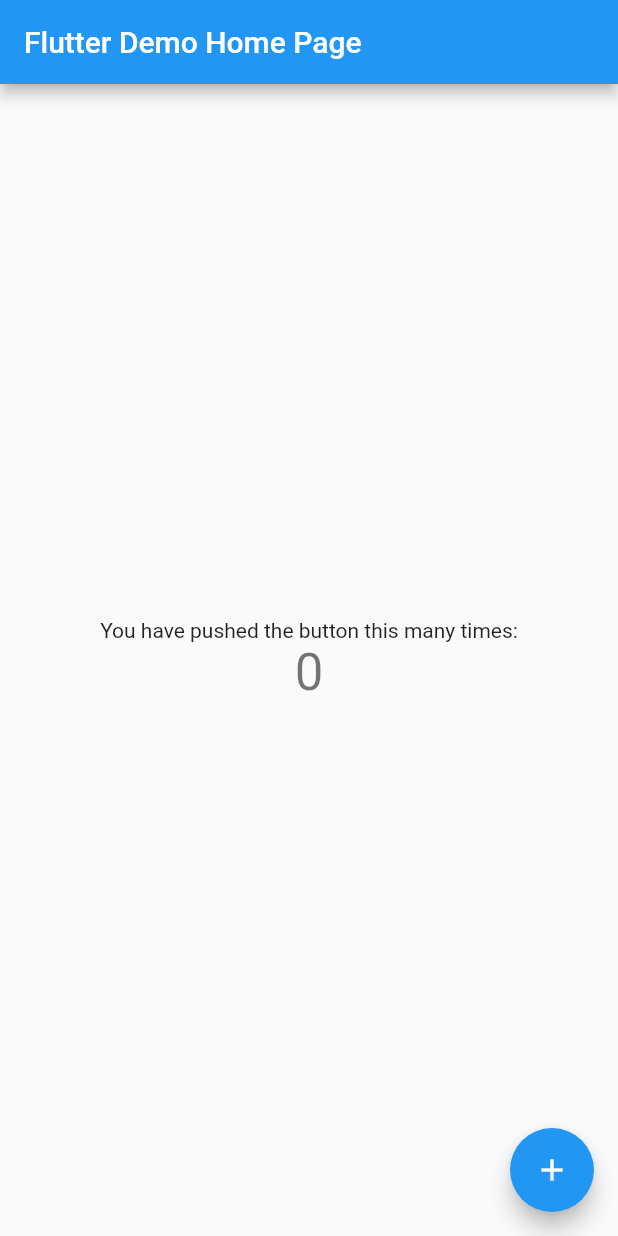
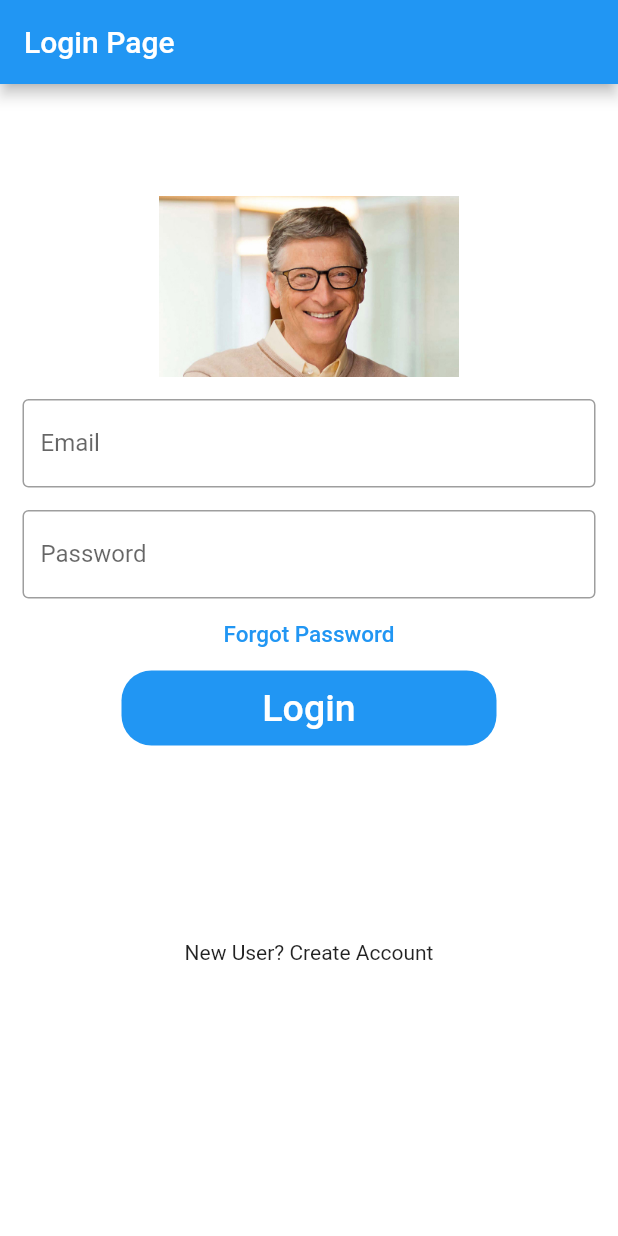
Before and after one commit to IvanIsCoding/Farmaci.ai, a Flutter app: the screen it shows after launch, on a phone screen of 412 x 824 dp. Run offline on Flutter 3.47's test engine with Material 2 defaults, Android fonts, the phone set to English and light mode, and no system bars.

```diff
--- /dev/null
+++ b/lib/login.dart
@@ -0,0 +1,99 @@
+import 'package:flutter/material.dart';
+import './mainpage.dart';
+
+class LoginStateful extends StatelessWidget {
+  @override
+  Widget build(BuildContext context) {
+    return MaterialApp(
+      debugShowCheckedModeBanner: false,
+      home: LoginDemo(),
+    );
+  }
+}
+
+class LoginDemo extends StatefulWidget {
+  @override
+  _LoginDemoState createState() => _LoginDemoState();
+}
+
+class _LoginDemoState extends State<LoginDemo> {
+  @override
+  Widget build(BuildContext context) {
+    return Scaffold(
+      backgroundColor: Colors.white,
+      appBar: AppBar(
+        title: Text("Login Page"),
+      ),
+      body: SingleChildScrollView(
+        child: Column(
+          children: <Widget>[
+            Padding(
+              padding: const EdgeInsets.only(top: 60.0),
+              child: Center(
+                child: Container(
+                    width: 200,
+                    height: 150,
+                    /*decoration: BoxDecoration(
+                        color: Colors.red,
+                        borderRadius: BorderRadius.circular(50.0)),*/
+                    child: Image.asset('asset/images/logo.jpg')),
+              ),
+            ),
+            Padding(
+              //padding: const EdgeInsets.only(left:15.0,right: 15.0,top:0,bottom: 0),
+              padding: EdgeInsets.symmetric(horizontal: 15),
+              child: TextField(
+                decoration: InputDecoration(
+                    border: OutlineInputBorder(),
+                    labelText: 'Email',
+                    hintText: 'Enter valid email id as abc@gmail.com'),
+              ),
+            ),
+            Padding(
+              padding: const EdgeInsets.only(
+                  left: 15.0, right: 15.0, top: 15, bottom: 0),
+              //padding: EdgeInsets.symmetric(horizontal: 15),
+              child: TextField(
+
+                obscureText: true,
+                decoration: InputDecoration(
+                    border: OutlineInputBorder(),
+                    labelText: 'Password',
+                    hintText: 'Enter secure password'),
+              ),
+            ),
+            FlatButton(
+              onPressed: (){
+                //TODO FORGOT PASSWORD SCREEN GOES HERE
+              },
+              child: Text(
+                'Forgot Password',
+                style: TextStyle(color: Colors.blue, fontSize: 15),
+              ),
+            ),
+            Container(
+              height: 50,
+              width: 250,
+              decoration: BoxDecoration(
+                  color: Colors.blue, borderRadius: BorderRadius.circular(20)),
+              child: FlatButton(
+                onPressed: () {
+                  Navigator.push(
+                      context, MaterialPageRoute(builder: (_) => MainPage()));
+                },
+                child: Text(
+                  'Login',
+                  style: TextStyle(color: Colors.white, fontSize: 25),
+                ),
+              ),
+            ),
+            SizedBox(
+              height: 130,
+            ),
+            Text('New User? Create Account')
+          ],
+        ),
+      ),
+    );
+  }
+}
--- a/lib/main.dart
+++ b/lib/main.dart
@@ -1,117 +1,74 @@
 import 'package:flutter/material.dart';
-
-void main() {
-  runApp(MyApp());
-}
-
+//import './mainpage.dart';
+import './login.dart';
+void main() => runApp(MyApp());
 class MyApp extends StatelessWidget {
-  // This widget is the root of your application.
   @override
   Widget build(BuildContext context) {
     return MaterialApp(
-      title: 'Flutter Demo',
-      theme: ThemeData(
-        // This is the theme of your application.
-        //
-        // Try running your application with "flutter run". You'll see the
-        // application has a blue toolbar. Then, without quitting the app, try
-        // changing the primarySwatch below to Colors.green and then invoke
-        // "hot reload" (press "r" in the console where you ran "flutter run",
-        // or simply save your changes to "hot reload" in a Flutter IDE).
-        // Notice that the counter didn't reset back to zero; the application
-        // is not restarted.
-        primarySwatch: Colors.blue,
-        // This makes the visual density adapt to the platform that you run
-        // the app on. For desktop platforms, the controls will be smaller and
-        // closer together (more dense) than on mobile platforms.
-        visualDensity: VisualDensity.adaptivePlatformDensity,
-      ),
-      home: MyHomePage(title: 'Flutter Demo Home Page'),
+      title: 'Flutter Navigation',
+      home: LoginStateful(),
     );
   }
 }
 
-class MyHomePage extends StatefulWidget {
-  MyHomePage({Key key, this.title}) : super(key: key);
+/*import 'package:flutter/material.dart';
+import './login.dart';
 
-  // This widget is the home page of your application. It is stateful, meaning
-  // that it has a State object (defined below) that contains fields that affect
-  // how it looks.
+void main() => runApp(MyApp());
 
-  // This class is the configuration for the state. It holds the values (in this
-  // case the title) provided by the parent (in this case the App widget) and
-  // used by the build method of the State. Fields in a Widget subclass are
-  // always marked "final".
+class MyApp extends StatelessWidget {
 
-  final String title;
+  void loginScreen() {
+    return
+  }
 
-  @override
-  _MyHomePageState createState() => _MyHomePageState();
-}
-
-class _MyHomePageState extends State<MyHomePage> {
-  int _counter = 0;
-
-  void _incrementCounter() {
-    setState(() {
-      // This call to setState tells the Flutter framework that something has
-      // changed in this State, which causes it to rerun the build method below
-      // so that the display can reflect the updated values. If we changed
-      // _counter without calling setState(), then the build method would not be
-      // called again, and so nothing would appear to happen.
-      _counter++;
-    });
-  }
+  final appTitle = 'Hi, User!';
 
   @override
   Widget build(BuildContext context) {
-    // This method is rerun every time setState is called, for instance as done
-    // by the _incrementCounter method above.
-    //
-    // The Flutter framework has been optimized to make rerunning build methods
-    // fast, so that you can just rebuild anything that needs updating rather
-    // than having to individually change instances of widgets.
+    return MaterialApp(
+      title: appTitle,
+      home: MyHomePage(title: appTitle),
+    );
+  }
+}
+
+class MyHomePage extends StatelessWidget {
+  final String title;
+
+  MyHomePage({Key key, this.title}) : super(key: key);
+
+  @override
+  Widget build(BuildContext context) {
     return Scaffold(
-      appBar: AppBar(
-        // Here we take the value from the MyHomePage object that was created by
-        // the App.build method, and use it to set our appbar title.
-        title: Text(widget.title),
-      ),
-      body: Center(
-        // Center is a layout widget. It takes a single child and positions it
-        // in the middle of the parent.
-        child: Column(
-          // Column is also a layout widget. It takes a list of children and
-          // arranges them vertically. By default, it sizes itself to fit its
-          // children horizontally, and tries to be as tall as its parent.
-          //
-          // Invoke "debug painting" (press "p" in the console, choose the
-          // "Toggle Debug Paint" action from the Flutter Inspector in Android
-          // Studio, or the "Toggle Debug Paint" command in Visual Studio Code)
-          // to see the wireframe for each widget.
-          //
-          // Column has various properties to control how it sizes itself and
-          // how it positions its children. Here we use mainAxisAlignment to
-          // center the children vertically; the main axis here is the vertical
-          // axis because Columns are vertical (the cross axis would be
-          // horizontal).
-          mainAxisAlignment: MainAxisAlignment.center,
+      appBar: AppBar(title: Text(title)),
+      body: Center(child: Text('My Page!')),
+      drawer: Drawer(
+        child: ListView(
+          padding: EdgeInsets.zero,
           children: <Widget>[
-            Text(
-              'You have pushed the button this many times:',
+            DrawerHeader(
+              child: Text('Hospit@lity'),
+              decoration: BoxDecoration(
+                color: Colors.blue,
+              ),
             ),
-            Text(
-              '$_counter',
-              style: Theme.of(context).textTheme.headline4,
+            ListTile(
+              title: Text('Friends and Family'),
+              onTap: () {
+                Navigator.pop(context);
+              },
+            ),
+            ListTile(
+              title: Text('Log out'),
+              onTap: () {
+                Navigator.pop(context);
+              },
             ),
           ],
         ),
       ),
-      floatingActionButton: FloatingActionButton(
-        onPressed: _incrementCounter,
-        tooltip: 'Increment',
-        child: Icon(Icons.add),
-      ), // This trailing comma makes auto-formatting nicer for build methods.
     );
   }
-}
+}*/
--- a/pubspec.yaml
+++ b/pubspec.yaml
@@ -24,7 +24,6 @@ dependencies:
   flutter:
     sdk: flutter
 
-
   # The following adds the Cupertino Icons font to your application.
   # Use with the CupertinoIcons class for iOS style icons.
   cupertino_icons: ^1.0.0
@@ -43,7 +42,9 @@ flutter:
   # included with your application, so that you can use the icons in
   # the material Icons class.
   uses-material-design: true
-
+  assets:
+    - asset/
+    - asset/images/
   # To add assets to your application, add an assets section, like this:
   # assets:
   #   - images/a_dot_burr.jpeg
```
Also changed, not shown: lib/mainpage.dart (added, +33 -0 lines), lib/subpage.dart (added, +29 -0 lines), lib/topbar.dart (added, +10 -0 lines), asset/images/logo.jpg (added).
